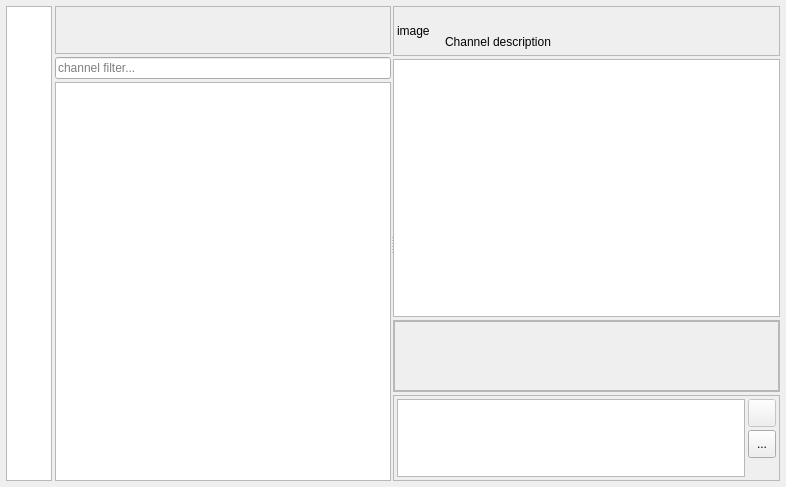
Above: desktop/AppWidget.ui from savegame/harbour-mattermost before the change. Below: the same form after it.
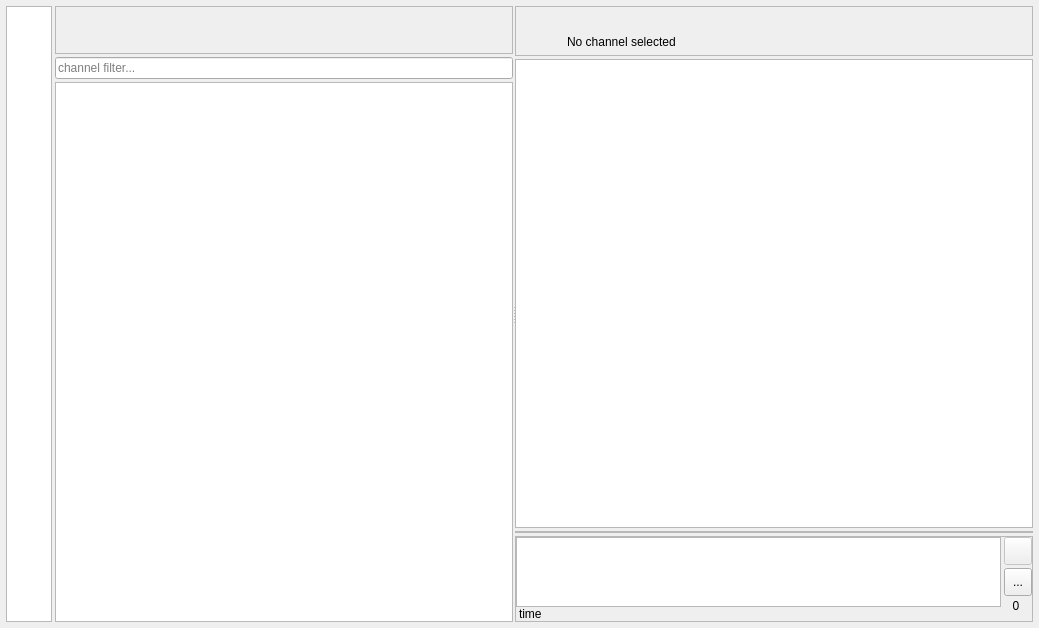
That is the form after the change. The open tabs and pages were chosen to show the change. Icons and pictures are not drawn. Custom widgets are drawn as their Qt base class.

Commit message: - add caching scaled images and QTextDocument inside ItemStyledDelegate - add attached files label counter - add time label ( if uploding, show percents of uploading )

```diff
--- a/desktop/AppWidget.ui
+++ b/desktop/AppWidget.ui
@@ -6,8 +6,8 @@
    <rect>
     <x>0</x>
     <y>0</y>
-    <width>786</width>
-    <height>487</height>
+    <width>1039</width>
+    <height>628</height>
    </rect>
   </property>
   <property name="windowTitle">
@@ -241,7 +241,10 @@
                  </size>
                 </property>
                 <property name="text">
-                 <string>image</string>
+                 <string/>
+                </property>
+                <property name="alignment">
+                 <set>Qt::AlignCenter</set>
                 </property>
                </widget>
               </item>
@@ -278,7 +281,7 @@
                    </sizepolicy>
                   </property>
                   <property name="text">
-                   <string>Channel description</string>
+                   <string>No channel selected</string>
                   </property>
                   <property name="textFormat">
                    <enum>Qt::RichText</enum>
@@ -398,32 +401,6 @@
                 </property>
                </widget>
               </item>
-              <item>
-               <widget class="QScrollArea" name="attachmentsArea">
-                <property name="sizePolicy">
-                 <sizepolicy hsizetype="Minimum" vsizetype="Minimum">
-                  <horstretch>0</horstretch>
-                  <verstretch>0</verstretch>
-                 </sizepolicy>
-                </property>
-                <property name="verticalScrollBarPolicy">
-                 <enum>Qt::ScrollBarAlwaysOff</enum>
-                </property>
-                <property name="widgetResizable">
-                 <bool>true</bool>
-                </property>
-                <widget class="QWidget" name="attachmentsContent">
-                 <property name="geometry">
-                  <rect>
-                   <x>0</x>
-                   <y>0</y>
-                   <width>379</width>
-                   <height>80</height>
-                  </rect>
-                 </property>
-                </widget>
-               </widget>
-              </item>
              </layout>
             </widget>
            </item>
@@ -458,19 +435,51 @@
                <number>3</number>
               </property>
               <property name="leftMargin">
-               <number>3</number>
+               <number>0</number>
               </property>
               <property name="topMargin">
-               <number>3</number>
+               <number>0</number>
               </property>
               <property name="rightMargin">
-               <number>3</number>
+               <number>0</number>
               </property>
               <property name="bottomMargin">
-               <number>3</number>
+               <number>0</number>
               </property>
               <item>
-               <widget class="MessageEditArea" name="messageEdit"/>
+               <layout class="QVBoxLayout" name="verticalLayout_12">
+                <property name="spacing">
+                 <number>0</number>
+                </property>
+                <item>
+                 <widget class="MessageEditArea" name="messageEdit"/>
+                </item>
+                <item>
+                 <widget class="QLabel" name="infoLabel">
+                  <property name="sizePolicy">
+                   <sizepolicy hsizetype="Ignored" vsizetype="Minimum">
+                    <horstretch>0</horstretch>
+                    <verstretch>0</verstretch>
+                   </sizepolicy>
+                  </property>
+                  <property name="text">
+                   <string>time</string>
+                  </property>
+                  <property name="textFormat">
+                   <enum>Qt::RichText</enum>
+                  </property>
+                  <property name="margin">
+                   <number>0</number>
+                  </property>
+                  <property name="indent">
+                   <number>3</number>
+                  </property>
+                  <property name="textInteractionFlags">
+                   <set>Qt::NoTextInteraction</set>
+                  </property>
+                 </widget>
+                </item>
+               </layout>
               </item>
               <item>
                <layout class="QVBoxLayout" name="verticalLayout_8">
@@ -544,6 +553,31 @@
                   </property>
                  </widget>
                 </item>
+                <item>
+                 <widget class="QLabel" name="attachCountLabel">
+                  <property name="sizePolicy">
+                   <sizepolicy hsizetype="Minimum" vsizetype="Minimum">
+                    <horstretch>0</horstretch>
+                    <verstretch>0</verstretch>
+                   </sizepolicy>
+                  </property>
+                  <property name="maximumSize">
+                   <size>
+                    <width>24</width>
+                    <height>24</height>
+                   </size>
+                  </property>
+                  <property name="text">
+                   <string>0</string>
+                  </property>
+                  <property name="textFormat">
+                   <enum>Qt::PlainText</enum>
+                  </property>
+                  <property name="alignment">
+                   <set>Qt::AlignCenter</set>
+                  </property>
+                 </widget>
+                </item>
                 <item>
                  <spacer name="verticalSpacer_3">
                   <property name="orientation">
```
Left out of the diff: 6 changed lines with no effect on the pictures. The commit also changes 16 other files.
